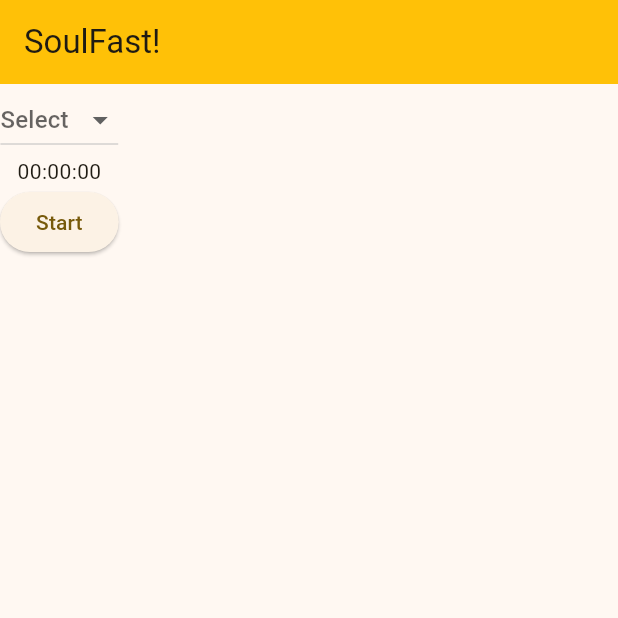
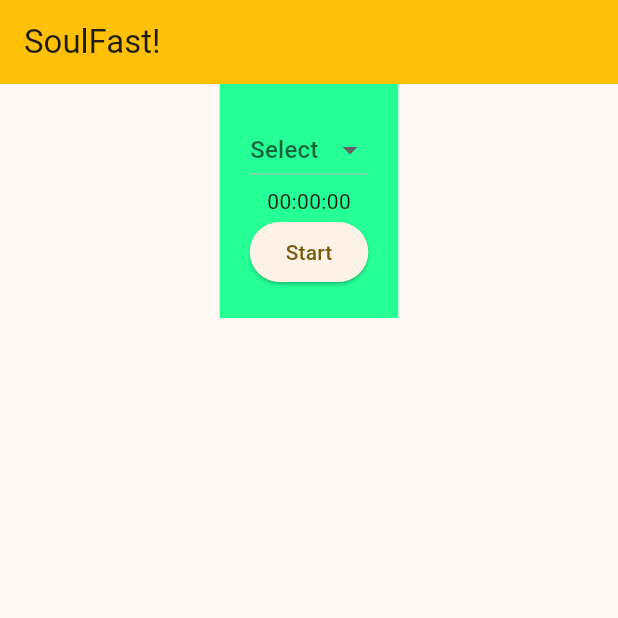
Before and after one commit to ilhamafandi21/soul-fast, a Flutter app: the screen it shows after launch, on a phone screen of 412 x 824 dp, the top half of it. Run offline on Flutter 3.47's test engine with Material 3 defaults, Android fonts, the phone set to English and light mode, and no system bars.

Commit message:
23-11-2025

```diff
--- a/lib/pages/home/home.dart
+++ b/lib/pages/home/home.dart
@@ -88,7 +88,13 @@ class _HomeState extends State<Home> {
       appBar: AppBar(title: Text('SoulFast!'), backgroundColor: Colors.amber),
       body: SingleChildScrollView(
         child: SafeArea(
+          child: Center(
             child: Container(
+              padding: EdgeInsets.all(20),
+              decoration: BoxDecoration(
+
+                color: const Color.fromARGB(255, 37, 255, 150)
+              ),
               child: Column(
                 children: [
                   DropdownButton(
@@ -125,6 +131,7 @@ class _HomeState extends State<Home> {
             ),
           ),
         ),
+      ),
     );
   }
 }
```
Lines whose indentation alone changed are shown as unchanged.
